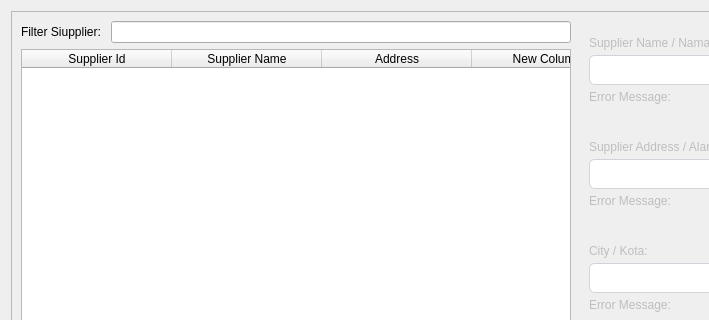
michael-halim/pos, file ui/suppliers.ui: the form before one commit; both pictures show x 0 to 709 and y 0 to 320 of the 1148 by 832 pixel window.
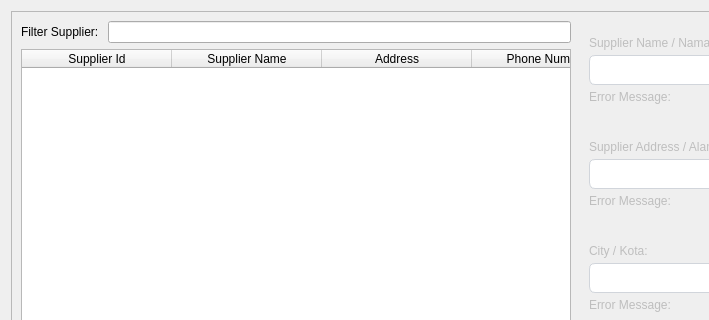
The form after the commit.

Commit message: Patch#04: Add Supplier Add and Edit Functionality: - Edit functionality needs testing and checking - Fix label naming - Fix table column naming - Add filter supplier functionality

What changed in the file:
```diff
--- a/ui/suppliers.ui
+++ b/ui/suppliers.ui
@@ -36,7 +36,7 @@
              </size>
             </property>
             <property name="text">
-             <string>Filter Siupplier: </string>
+             <string>Filter Supplier: </string>
             </property>
             <property name="alignment">
              <set>Qt::AlignLeading|Qt::AlignLeft|Qt::AlignVCenter</set>
@@ -95,7 +95,7 @@
           </column>
           <column>
            <property name="text">
-            <string>New Column</string>
+            <string>Phone Number</string>
            </property>
           </column>
           <column>
```
The commit also changes 2 other files.
